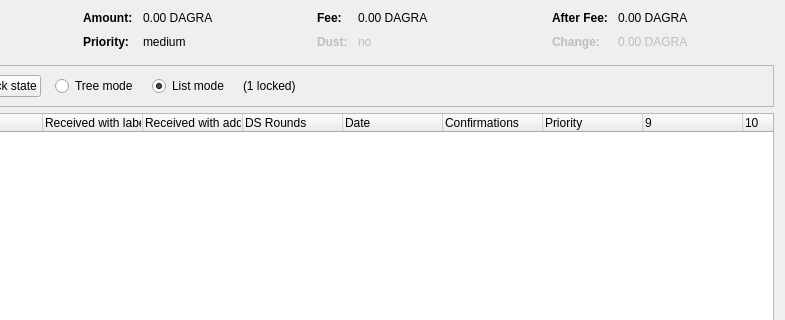
The window that src/qt/forms/coincontroldialog.ui (gooddeedcoin/gdc3) describes before a commit, drawn with Qt 5; both pictures show x 169 to 954 and y 0 to 320 of the 954 by 500 pixel window.
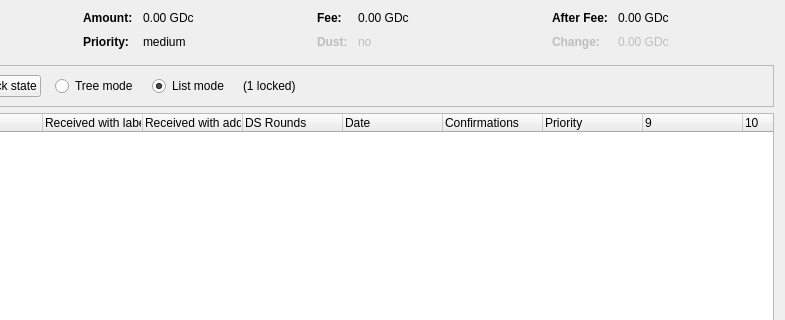
The same window after the commit. Custom widgets are drawn as their Qt base class.

Diff of the .ui file:
```diff
--- a/src/qt/forms/coincontroldialog.ui
+++ b/src/qt/forms/coincontroldialog.ui
@@ -132,7 +132,7 @@
           <enum>Qt::ActionsContextMenu</enum>
          </property>
          <property name="text">
-          <string notr="true">0.00 DAGRA</string>
+          <string notr="true">0.00 GDc</string>
          </property>
          <property name="textInteractionFlags">
           <set>Qt::LinksAccessibleByMouse|Qt::TextSelectableByKeyboard|Qt::TextSelectableByMouse</set>
@@ -206,7 +206,7 @@
           <enum>Qt::ActionsContextMenu</enum>
          </property>
          <property name="text">
-          <string notr="true">0.00 DAGRA</string>
+          <string notr="true">0.00 GDc</string>
          </property>
          <property name="textInteractionFlags">
           <set>Qt::LinksAccessibleByMouse|Qt::TextSelectableByKeyboard|Qt::TextSelectableByMouse</set>
@@ -286,7 +286,7 @@
           <enum>Qt::ActionsContextMenu</enum>
          </property>
          <property name="text">
-          <string notr="true">0.00 DAGRA</string>
+          <string notr="true">0.00 GDc</string>
          </property>
          <property name="textInteractionFlags">
           <set>Qt::LinksAccessibleByMouse|Qt::TextSelectableByKeyboard|Qt::TextSelectableByMouse</set>
@@ -321,7 +321,7 @@
           <enum>Qt::ActionsContextMenu</enum>
          </property>
          <property name="text">
-          <string notr="true">0.00 DAGRA</string>
+          <string notr="true">0.00 GDc</string>
          </property>
          <property name="textInteractionFlags">
           <set>Qt::LinksAccessibleByMouse|Qt::TextSelectableByKeyboard|Qt::TextSelectableByMouse</set>
```
